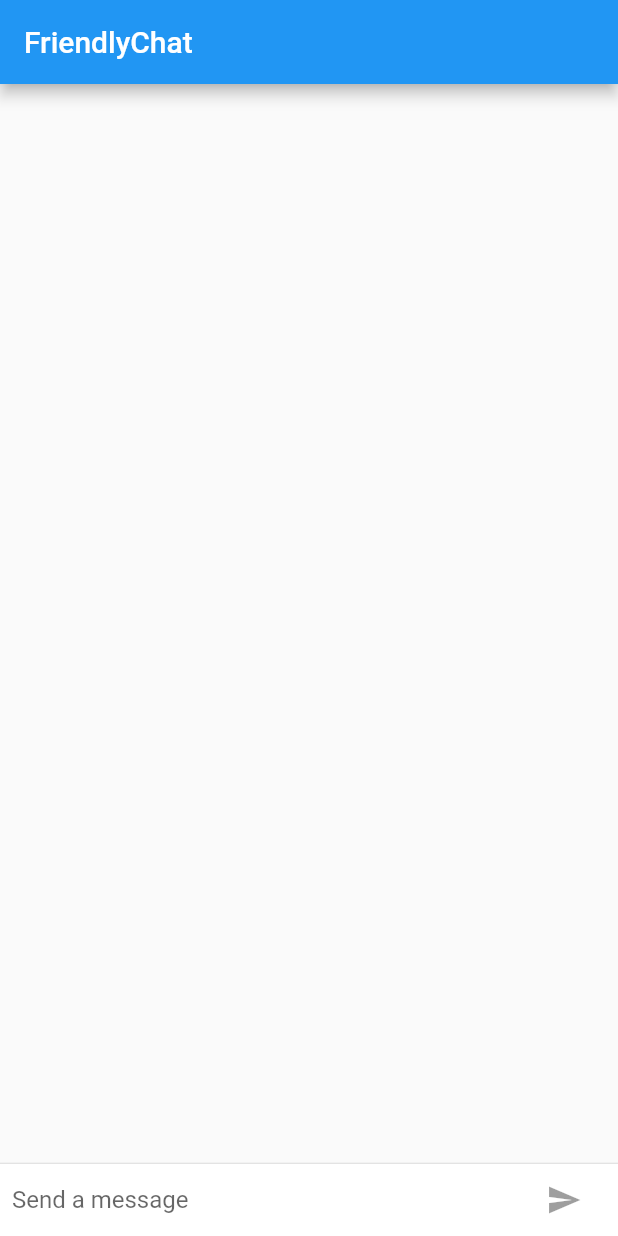
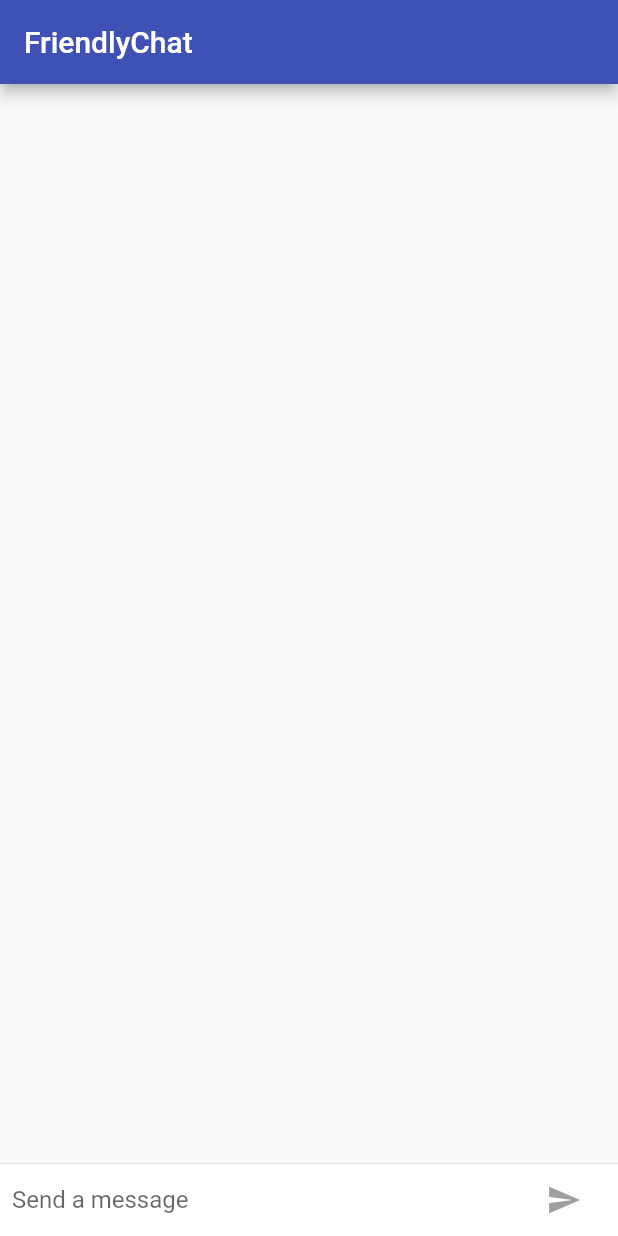
Before and after one commit to hernandez87v/friendly_chat, a Flutter app: the screen it shows after launch, on a phone screen of 412 x 824 dp. Run offline on Flutter 3.47's test engine with Material 2 defaults, Android fonts, the phone set to English and light mode, and no system bars.

Commit message:
add theme for iOS and Android dependant on phone

```diff
--- a/lib/main.dart
+++ b/lib/main.dart
@@ -1,7 +1,7 @@
 // Copyright 2017, 2020 The Flutter team. All rights reserved.
 // Use of this source code is governed by a BSD-style license
 // that can be found in the LICENSE file.
-
+import 'package:flutter/foundation.dart';
 import 'package:flutter/material.dart';
 
 void main() {
@@ -9,6 +9,16 @@ void main() {
     const FriendlyChatApp(),
   );
 }
+
+final ThemeData kIOSTheme = ThemeData(
+  primarySwatch: Colors.indigo,
+  primaryColor: Colors.amberAccent[700],
+);
+
+final ThemeData kDefaultTheme = ThemeData(
+  colorScheme: ColorScheme.fromSwatch(primarySwatch: Colors.indigo)
+      .copyWith(secondary: Colors.amberAccent[700]),
+);
 
 String _name = 'Vlad';
 
@@ -19,9 +29,12 @@ class FriendlyChatApp extends StatelessWidget {
 
   @override
   Widget build(BuildContext context) {
-    return const MaterialApp(
+    return MaterialApp(
       title: 'FriendlyChat',
-      home: ChatScreen(),
+      theme: defaultTargetPlatform == TargetPlatform.iOS
+          ? kIOSTheme
+          : kDefaultTheme,
+      home: const ChatScreen(),
     );
   }
 }
```
